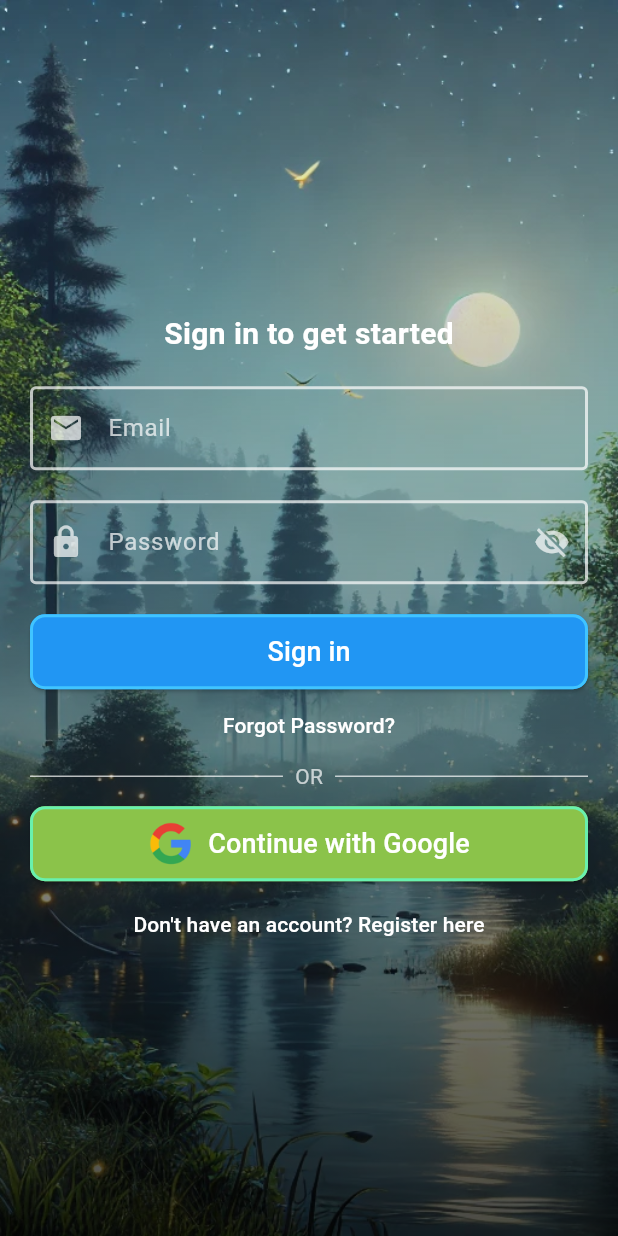
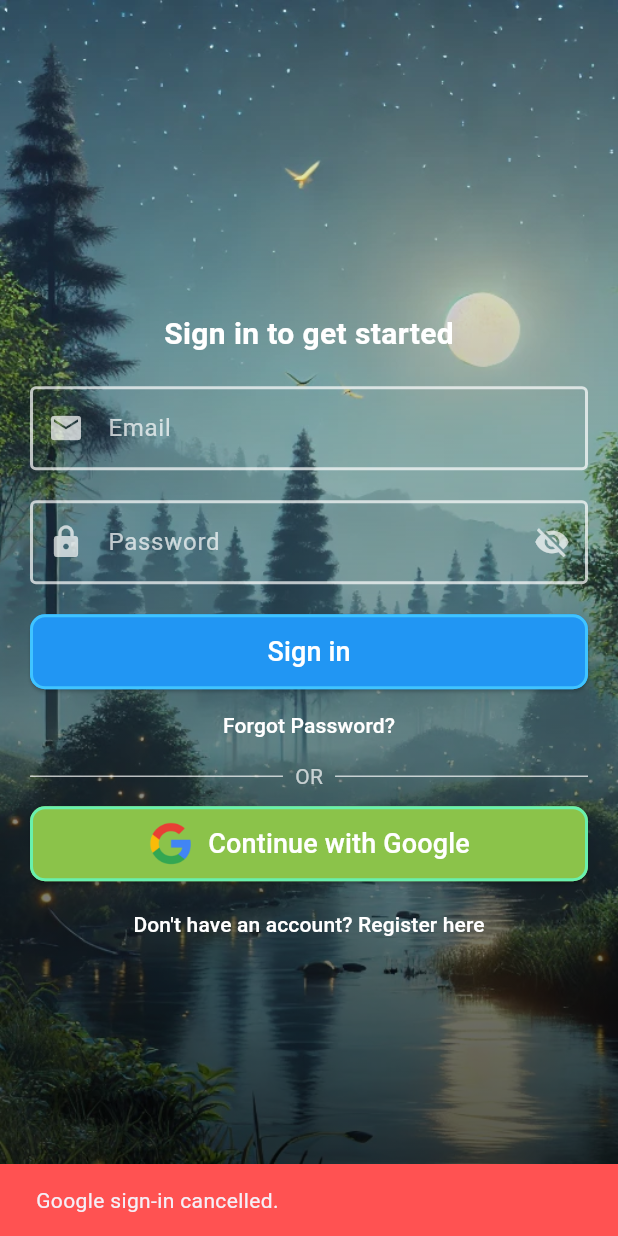
Before and after one commit to Updesh413/ai_wallpaper, a Flutter app: the screen it shows after launch, after a tap on "Continue with Google", on a phone screen of 412 x 824 dp. Run offline on Flutter 3.47's test engine with Material 3 defaults, Android fonts, the phone set to English and light mode, and no system bars; our stand-ins replace cached_network_image, cloud_firestore, connectivity_plus, dio, firebase_auth, firebase_core and 10 more; missing offline and left inert: flutter_wallpaper_manager, in_app_update; accounts and stored records are empty.

Commit message:
feat: Implement internet connectivity check and loading buttons
- Added a new service for checking internet connectivity (`checkinternet_service.dart`) and integrated it into login and signup screens.
- Introduced a reusable `LoadingButton` widget to enhance user experience during asynchronous operations.
- Updated login and signup screens to utilize the new loading button and handle internet connectivity before proceeding with sign-in and registration.
- Integrated in-app update functionality in the splash screen to ensure users have the latest version of the app.
- Updated dependencies in `pubspec.yaml` to include `connectivity_plus` and `in_app_update`.
- Registered new plugins in the generated files for macOS and Windows platforms.

```diff
--- a/lib/screens/login_screen.dart
+++ b/lib/screens/login_screen.dart
@@ -2,6 +2,8 @@ import 'package:ai_wallpaper/screens/signup_screen.dart';
 import 'package:firebase_auth/firebase_auth.dart';
 import 'package:flutter/material.dart';
 import '../services/auth_service.dart';
+import '../services/checkinternet_service.dart';
+import '../widgets/loading_button.dart';
 import 'home_screen.dart';
 import 'forgot_password_screen.dart';
 
@@ -51,8 +53,14 @@ class _LoginScreenState extends State<LoginScreen>
   }
 
   bool _isGoogleSigningIn = false;
+  bool _isEmailSigningIn = false;
 
   void _signInWithGoogle(BuildContext context) async {
+    try {
+      setState(() {
+        _isGoogleSigningIn = true;
+      });
+
       final UserCredential? userCredential =
           await _authService.signInWithGoogle();
 
@@ -64,11 +72,32 @@ class _LoginScreenState extends State<LoginScreen>
           MaterialPageRoute(
             builder: (context) => HomeScreen(
               userId: user.uid,
-            userEmail: user.email!,
+              userEmail: user.email ?? '',
               userName: user.displayName ?? 'User',
             ),
           ),
         );
+      } else {
+        ScaffoldMessenger.of(context).showSnackBar(
+          const SnackBar(
+            content: Text("Google sign-in cancelled."),
+            backgroundColor: Colors.redAccent,
+          ),
+        );
+      }
+    } catch (e) {
+      ScaffoldMessenger.of(context).showSnackBar(
+        SnackBar(
+          content: Text("Sign-in failed: $e"),
+          backgroundColor: Colors.redAccent,
+        ),
+      );
+    } finally {
+      if (mounted) {
+        setState(() {
+          _isGoogleSigningIn = false;
+        });
+      }
     }
   }
 
@@ -190,13 +219,20 @@ class _LoginScreenState extends State<LoginScreen>
                             ),
                           ),
                           const SizedBox(height: 20),
-                          ElevatedButton(
-                            onPressed: () async {
+                          LoadingButton(
+                            onPressed: _isEmailSigningIn
+                                ? null
+                                : () async {
+                                    bool hasInternet =
+                                        await checkInternetConnection(context);
+                                    if (!hasInternet) return;
                                     String email = _emailController.text.trim();
-                              String password = _passwordController.text.trim();
+                                    String password =
+                                        _passwordController.text.trim();
 
                                     if (email.isEmpty || password.isEmpty) {
-                                ScaffoldMessenger.of(context).showSnackBar(
+                                      ScaffoldMessenger.of(context)
+                                          .showSnackBar(
                                         const SnackBar(
                                             content: Text(
                                                 "Please enter email and password")),
@@ -204,16 +240,19 @@ class _LoginScreenState extends State<LoginScreen>
                                       return;
                                     }
 
+                                    setState(() {
+                                      _isEmailSigningIn = true;
+                                    });
+
                                     try {
                                       final userCredential = await _authService
                                           .signInWithEmail(email, password);
                                       final user = userCredential?.user;
 
                                       if (user != null) {
-                                  await user.reload(); // Refresh user data
+                                        await user.reload();
                                         bool isVerified = user.emailVerified;
-                                  print(
-                                      "Email Verified: $isVerified"); // Debugging log
+                                        print("Email Verified: $isVerified");
 
                                         if (isVerified) {
                                           Navigator.pushReplacement(
@@ -224,16 +263,17 @@ class _LoginScreenState extends State<LoginScreen>
                                                 userEmail: user.email!,
                                                 userName:
                                                     user.displayName ?? 'User',
-                                              )),
+                                              ),
+                                            ),
                                           );
                                         } else {
-                                    ScaffoldMessenger.of(context).showSnackBar(
+                                          ScaffoldMessenger.of(context)
+                                              .showSnackBar(
                                             const SnackBar(
                                                 content: Text(
                                                     "Please verify your email before logging in")),
                                           );
-                                    await FirebaseAuth.instance
-                                        .signOut(); // Log out unverified users
+                                          await FirebaseAuth.instance.signOut();
                                         }
                                       }
                                     } on FirebaseAuthException catch (e) {
@@ -249,31 +289,29 @@ class _LoginScreenState extends State<LoginScreen>
                                         errorMessage = "Invalid email format";
                                       }
 
-                                ScaffoldMessenger.of(context).showSnackBar(
+                                      ScaffoldMessenger.of(context)
+                                          .showSnackBar(
                                         SnackBar(content: Text(errorMessage)),
                                       );
                                     } catch (e) {
-                                ScaffoldMessenger.of(context).showSnackBar(
+                                      ScaffoldMessenger.of(context)
+                                          .showSnackBar(
                                         const SnackBar(
                                             content: Text(
                                                 "Something went wrong. Try again.")),
                                       );
+                                    } finally {
+                                      if (mounted) {
+                                        setState(() {
+                                          _isEmailSigningIn = false;
+                                        });
+                                      }
                                     }
                                   },
-                            style: ElevatedButton.styleFrom(
-                              shape: RoundedRectangleBorder(
-                                borderRadius: BorderRadius.circular(10),
-                              ),
+                            isLoading: _isEmailSigningIn,
+                            text: "Sign in",
                             backgroundColor: Colors.blue,
-                              minimumSize: const Size(double.infinity, 50),
-                              side: const BorderSide(
-                                  color: Colors.lightBlueAccent, width: 2),
-                            ),
-                            child: const Text(
-                              "Sign in",
-                              style:
-                                  TextStyle(color: Colors.white, fontSize: 18),
-                            ),
+                            borderColor: Colors.lightBlueAccent,
                           ),
                           TextButton(
                             onPressed: () {
@@ -301,45 +339,24 @@ class _LoginScreenState extends State<LoginScreen>
                             ],
                           ),
                           const SizedBox(height: 10),
-                          ElevatedButton(
+                          LoadingButton(
                             onPressed: _isGoogleSigningIn
                                 ? null
-                                : () => _signInWithGoogle(context),
-                            style: ElevatedButton.styleFrom(
-                              shape: RoundedRectangleBorder(
-                                borderRadius: BorderRadius.circular(10),
-                              ),
+                                : () async {
+                                    bool hasInternet =
+                                        await checkInternetConnection(context);
+                                    if (!hasInternet) return;
+
+                                    _signInWithGoogle(context);
+                                  },
+                            isLoading: _isGoogleSigningIn,
+                            text: "Continue with Google",
                             backgroundColor: Colors.lightGreen,
-                              minimumSize: const Size(double.infinity, 50),
-                              side: const BorderSide(
-                                color: Colors.greenAccent,
-                                width: 2,
-                              ),
-                            ),
-                            child: _isGoogleSigningIn
-                                ? const SizedBox(
-                                    height: 24,
-                                    width: 24,
-                                    child: CircularProgressIndicator(
-                                      color: Colors.white,
-                                      strokeWidth: 3,
-                                    ),
-                                  )
-                                : Row(
-                                    mainAxisAlignment: MainAxisAlignment.center,
-                                    children: [
-                                      Image.asset(
+                            borderColor: Colors.greenAccent,
+                            leadingIcon: Image.asset(
                               'assets/google_logo.png',
                               height: 30,
                               width: 30,
-                                      ),
-                                      const SizedBox(width: 10),
-                                      const Text(
-                                        "Continue with Google",
-                                        style: TextStyle(
-                                            color: Colors.white, fontSize: 18),
-                                      ),
-                                    ],
                             ),
                           ),
                           const SizedBox(height: 5),
--- a/lib/screens/splash_screen.dart
+++ b/lib/screens/splash_screen.dart
@@ -5,7 +5,9 @@ import 'package:firebase_auth/firebase_auth.dart'; // Add this import
 import 'package:flutter/material.dart';
 import 'package:ai_wallpaper/theme/app_theme.dart';
 import 'package:shared_preferences/shared_preferences.dart';
+import 'package:in_app_update/in_app_update.dart';
 
+import '../services/checkinternet_service.dart';
 import 'home_screen.dart'; // Add this import
 
 class SplashScreen extends StatefulWidget {
@@ -50,6 +52,37 @@ class _SplashScreenState extends State<SplashScreen>
 
     _startLoadingProgress();
 
+    _checkInternetAndProceed();
+  }
+
+  Future<void> _checkInternetAndProceed() async {
+    bool isConnected = await checkInternetConnection(context);
+    if (isConnected) {
+      _checkForUpdate();
+    } else {
+      // Optional: you might want to handle offline case here too
+      _proceedAfterSplash();
+    }
+  }
+
+  Future<void> _checkForUpdate() async {
+    try {
+      final updateInfo = await InAppUpdate.checkForUpdate();
+
+      if (updateInfo.updateAvailability == UpdateAvailability.updateAvailable) {
+        await InAppUpdate.performImmediateUpdate();
+      } else {
+        // If no update available, proceed to check auth state
+        _proceedAfterSplash();
+      }
+    } catch (e) {
+      // If update check fails (network issue etc), still proceed to auth check
+      debugPrint("Update check failed: $e");
+      _proceedAfterSplash();
+    }
+  }
+
+  void _proceedAfterSplash() {
     // Delay for 3 seconds, then check authentication state
     Timer(
       const Duration(seconds: 3),
--- /dev/null
+++ b/lib/services/checkinternet_service.dart
@@ -0,0 +1,26 @@
+import 'package:connectivity_plus/connectivity_plus.dart';
+import 'package:flutter/material.dart';
+
+Future<bool> checkInternetConnection(BuildContext context) async {
+  var connectivityResult = await Connectivity().checkConnectivity();
+  if (connectivityResult == ConnectivityResult.none) {
+    // Show alert dialog
+    if (context.mounted) {
+      showDialog(
+        context: context,
+        builder: (context) => AlertDialog(
+          title: const Text("No Internet Connection"),
+          content: const Text("Please connect to the internet and try again."),
+          actions: [
+            TextButton(
+              onPressed: () => Navigator.pop(context),
+              child: const Text("OK"),
+            ),
+          ],
+        ),
+      );
+    }
+    return false;
+  }
+  return true;
+}
--- /dev/null
+++ b/lib/widgets/loading_button.dart
@@ -0,0 +1,63 @@
+import 'package:flutter/material.dart';
+
+class LoadingButton extends StatelessWidget {
+  final VoidCallback? onPressed;
+  final bool isLoading;
+  final String text;
+  final Color backgroundColor;
+  final Color borderColor;
+  final double fontSize;
+  final Widget? leadingIcon;
+
+  const LoadingButton({
+    super.key,
+    required this.onPressed,
+    required this.isLoading,
+    required this.text,
+    required this.backgroundColor,
+    required this.borderColor,
+    this.fontSize = 18,
+    this.leadingIcon,
+  });
+
+  @override
+  Widget build(BuildContext context) {
+    return ElevatedButton(
+      onPressed: isLoading ? null : onPressed,
+      style: ElevatedButton.styleFrom(
+        shape: RoundedRectangleBorder(
+          borderRadius: BorderRadius.circular(10),
+        ),
+        backgroundColor: backgroundColor,
+        minimumSize: const Size(double.infinity, 50),
+        side: BorderSide(color: borderColor, width: 2),
+      ),
+      child: isLoading
+          ? const SizedBox(
+              height: 24,
+              width: 24,
+              child: CircularProgressIndicator(
+                color: Colors.white,
+                strokeWidth: 3,
+              ),
+            )
+          : Row(
+              mainAxisAlignment: MainAxisAlignment.center,
+              mainAxisSize: MainAxisSize.min,
+              children: [
+                if (leadingIcon != null) ...[
+                  leadingIcon!,
+                  const SizedBox(width: 10),
+                ],
+                Text(
+                  text,
+                  style: TextStyle(
+                    color: Colors.white,
+                    fontSize: fontSize,
+                  ),
+                ),
+              ],
+            ),
+    );
+  }
+}
--- a/pubspec.yaml
+++ b/pubspec.yaml
@@ -16,7 +16,7 @@ publish_to: "none" # Remove this line if you wish to publish to pub.dev
 # https://developer.apple.com/library/archive/documentation/General/Reference/InfoPlistKeyReference/Articles/CoreFoundationKeys.html
 # In Windows, build-name is used as the major, minor, and patch parts
 # of the product and file versions while build-number is used as the build suffix.
-version: 1.0.0+1
+version: 1.0.1+2
 
 environment:
   sdk: ^3.5.3
@@ -57,6 +57,8 @@ dependencies:
   path_provider: ^2.1.5
   package_info_plus: ^8.3.0
   flutter_image_compress: ^2.4.0
+  connectivity_plus: ^6.1.4
+  in_app_update: ^4.2.3
 
 flutter_launcher_icons:
   android: true
```
Also changed, not shown: lib/screens/signup_screen.dart (+88 -50 lines), pubspec.lock, 11 other files. Lines whose indentation alone changed are shown as unchanged.
